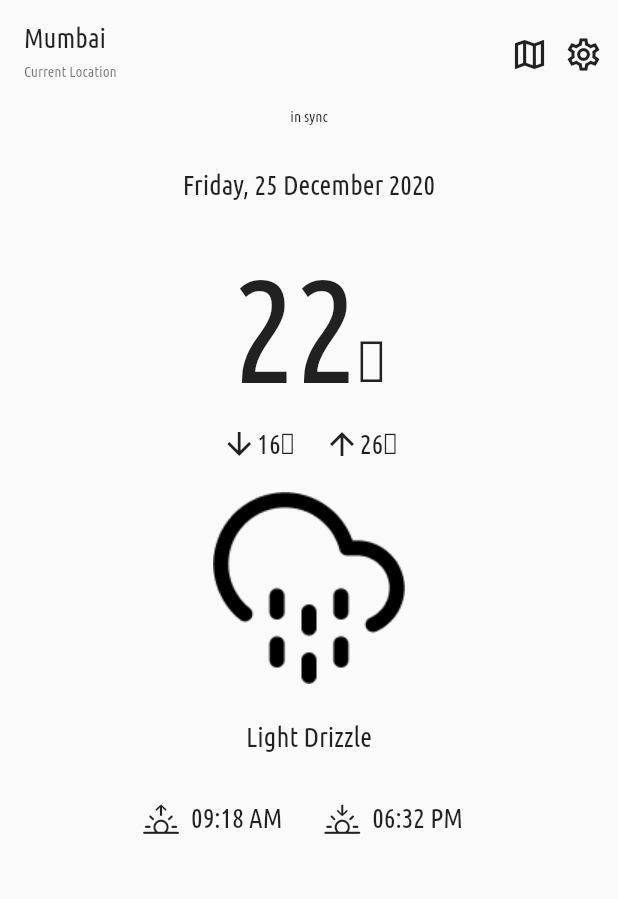
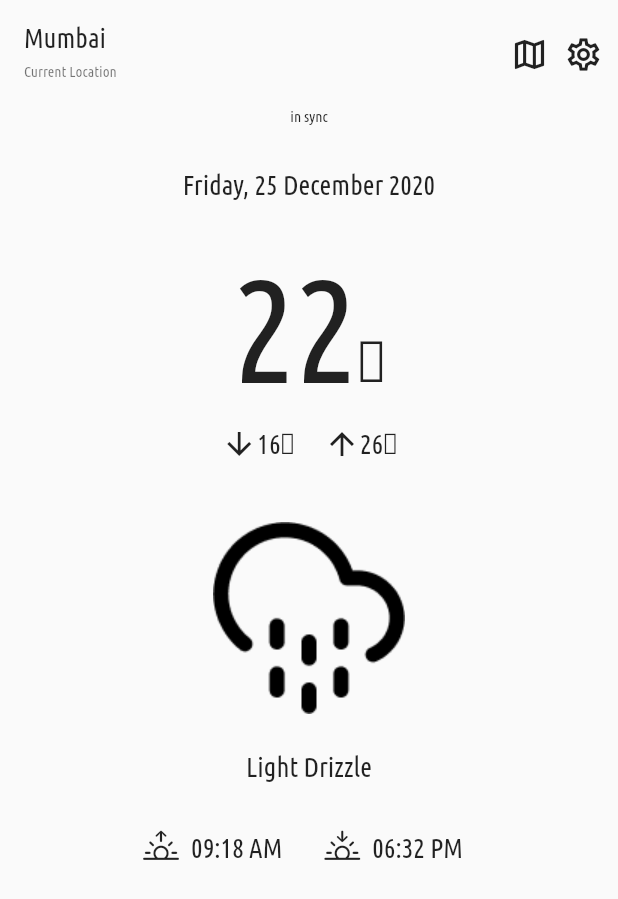
Before and after one commit to angga-fehung/weather_forecasts, a Flutter app: the screen it shows after launch, on a phone screen of 412 x 824 dp. Shown: the top 899 px of the screen. Run offline on Flutter 3.47's test engine with Material 2 defaults, Android fonts, the phone set to English and light mode, and no system bars; missing offline and left inert: dart:html.

Commit message:
feat: Home

```diff
--- a/lib/home.dart
+++ b/lib/home.dart
@@ -1,3 +1,5 @@
+import 'dart:html';
+
 import 'package:flutter/cupertino.dart';
 import 'package:flutter/material.dart';
 
@@ -34,10 +36,38 @@ class HomeScreen extends StatelessWidget {
                   ),
                   Row(
                     children: [
-                      _buildIcon(Icons.map_outlined),
-                      const SizedBox(width: 10),
-                      _buildIcon(Icons.settings_outlined),
-                      const SizedBox(width: 10),
+                      InkWell(
+                        onTap: () {
+                          Navigator.push(
+                            context,
+                            MaterialPageRoute(
+                                builder: (context) => LocationScreen()),
+                          );
+                        },
+                        child: const Icon(
+                          Icons.map_outlined,
+                          size: 26,
+                        ),
+                      ),
+                      const SizedBox(
+                        width: 10,
+                      ),
+                      InkWell(
+                        onTap: () {
+                          Navigator.push(
+                            context,
+                            MaterialPageRoute(
+                                builder: (context) => SettingsScreen()),
+                          );
+                        },
+                        child: const Icon(
+                          Icons.settings_outlined,
+                          size: 26,
+                        ),
+                      ),
+                      const SizedBox(
+                        width: 10,
+                      ),
                     ],
                   ),
                 ],
@@ -46,50 +76,27 @@ class HomeScreen extends StatelessWidget {
             Center(
               child: Column(
                 children: [
-                  _buildText('in sync', 10),
-                  const SizedBox(height: 30),
-                  _buildText('Friday, 25 December 2020', 18),
-                  const SizedBox(height: 30),
-                  _buildTemperature(),
-                  const SizedBox(height: 10),
-                  _buildTemperatureRange(),
-                  const SizedBox(height: 20),
-                  Image.asset('assets/img/drizzle.png'),
-                  const SizedBox(height: 25),
-                  _buildText('Light Drizzle', 18),
-                  const SizedBox(height: 25),
-                  _buildSunriseSunset(),
-                ],
+                  const Text(
+                    'in sync',
+                    style: TextStyle(
+                      fontFamily: 'UbuntuCondensed',
+                      fontSize: 10,
                     ),
                   ),
-          ],
+                  const SizedBox(
+                    height: 30,
+                  ),
+                  const Text(
+                    'Friday, 25 December 2020',
+                    style: TextStyle(
+                      fontFamily: 'UbuntuCondensed',
+                      fontSize: 18,
                     ),
                   ),
-    );
-  }
-
-  Widget _buildIcon(IconData icon) {
-    return InkWell(
-      onTap: () {},
-      child: Icon(
-        icon,
-        size: 26,
+                  const SizedBox(
+                    height: 30,
                   ),
-    );
-  }
-
-  Widget _buildText(String text, double fontSize) {
-    return Text(
-      text,
-      style: TextStyle(
-        fontFamily: 'UbuntuCondensed',
-        fontSize: fontSize,
-      ),
-    );
-  }
-
-  Widget _buildTemperature() {
-    return const Row(
+                  const Row(
                     mainAxisAlignment: MainAxisAlignment.center,
                     crossAxisAlignment: CrossAxisAlignment.baseline,
                     textBaseline: TextBaseline.alphabetic,
@@ -109,11 +116,11 @@ class HomeScreen extends StatelessWidget {
                         ),
                       ),
                     ],
-    );
-  }
-
-  Widget _buildTemperatureRange() {
-    return const Row(
+                  ),
+                  const SizedBox(
+                    height: 10,
+                  ),
+                  const Row(
                     mainAxisAlignment: MainAxisAlignment.center,
                     crossAxisAlignment: CrossAxisAlignment.baseline,
                     textBaseline: TextBaseline.alphabetic,
@@ -128,7 +135,9 @@ class HomeScreen extends StatelessWidget {
                               fontSize: 18,
                             ),
                           ),
-            SizedBox(width: 20),
+                          SizedBox(
+                            width: 20,
+                          ),
                           Icon(Icons.arrow_upward_sharp),
                           Text(
                             '26℃',
@@ -140,16 +149,33 @@ class HomeScreen extends StatelessWidget {
                         ],
                       ),
                     ],
-    );
-  }
-
-  Widget _buildSunriseSunset() {
-    return const Row(
+                  ),
+                  const Padding(
+                    padding: EdgeInsets.fromLTRB(0, 20, 0, 20),
+                  ),
+                  Image.asset(
+                    'assets/img/drizzle.png',
+                  ),
+                  const SizedBox(
+                    height: 25,
+                  ),
+                  const Text(
+                    'Light Drizzle',
+                    style:
+                        TextStyle(fontFamily: 'UbuntuCondensed', fontSize: 18),
+                  ),
+                  const SizedBox(
+                    height: 25,
+                  ),
+                  const Row(
                     mainAxisAlignment: MainAxisAlignment.center,
                     crossAxisAlignment: CrossAxisAlignment.baseline,
                     textBaseline: TextBaseline.alphabetic,
                     children: [
                       Row(
+                        mainAxisAlignment: MainAxisAlignment.center,
+                        crossAxisAlignment: CrossAxisAlignment.baseline,
+                        textBaseline: TextBaseline.alphabetic,
                         children: [
                           Icon(CupertinoIcons.sunrise),
                           Padding(
@@ -162,7 +188,9 @@ class HomeScreen extends StatelessWidget {
                               ),
                             ),
                           ),
-            SizedBox(width: 20),
+                          SizedBox(
+                            width: 20,
+                          ),
                           Icon(CupertinoIcons.sunset),
                           Padding(
                             padding: EdgeInsets.all(8.0),
@@ -177,6 +205,13 @@ class HomeScreen extends StatelessWidget {
                         ],
                       ),
                     ],
+                  ),
+                ],
+              ),
+            ),
+          ],
+        ),
+      ),
     );
   }
 }
```
Lines whose indentation alone changed are shown as unchanged.
